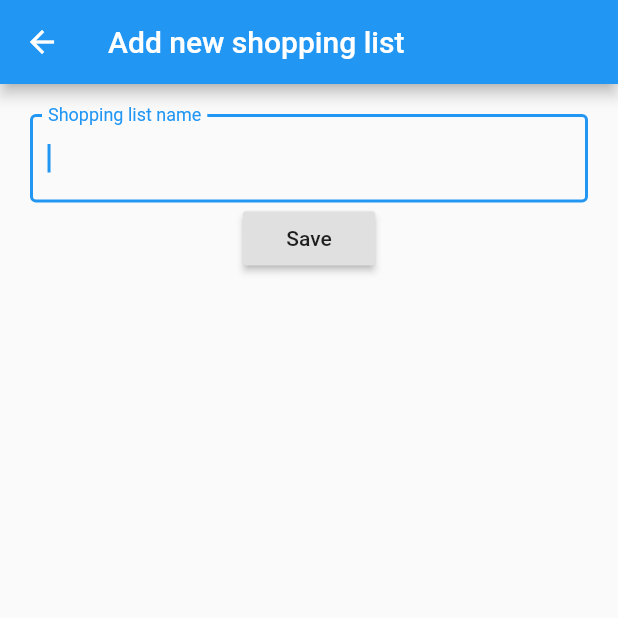
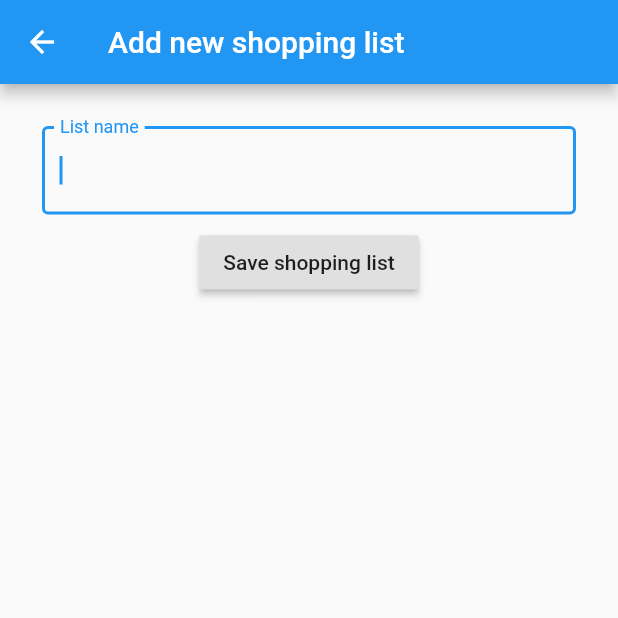
Before and after one commit to manderly/grocery_go, a Flutter app: the NewShoppingList screen opened by its route, on a phone screen of 412 x 824 dp, the top half of it. Run offline on Flutter 3.47's test engine with Material 2 defaults, Android fonts, the phone set to English and light mode, and no system bars; our stand-ins replace cloud_firestore, timeago; accounts and stored records are empty.

Commit message:
Now using separate form component

```diff
--- a/lib/components/item_list.dart
+++ b/lib/components/item_list.dart
@@ -20,7 +20,7 @@ class ItemList extends StatelessWidget {
 
     int getCount(item) {
       if (listType == 'shopping list') {
-        return item.itemIDs.length;
+        return item.itemIDs?.length;
       } else {
         return list.length;
       }
--- a/lib/db/database_manager.dart
+++ b/lib/db/database_manager.dart
@@ -42,5 +42,4 @@ class DatabaseManager {
     });
     return docRef;
   }
-
 }
--- /dev/null
+++ b/lib/forms/shopping_list_form.dart
@@ -0,0 +1,81 @@
+import 'package:flutter/material.dart';
+import 'package:grocery_go/db/database_manager.dart';
+import 'package:grocery_go/db/shopping_list_dto.dart';
+
+class ShoppingListForm extends StatefulWidget {
+  final args;
+
+  ShoppingListForm({this.args});
+
+  @override
+  _ShoppingListFormState createState() => _ShoppingListFormState(args);
+}
+
+class _ShoppingListFormState extends State<ShoppingListForm> {
+
+  final args;
+  _ShoppingListFormState(this.args);
+
+  final formKey = GlobalKey<FormState>();
+  final DatabaseManager db = DatabaseManager();
+
+  final shoppingListFields = ShoppingListDTO();
+
+  String validateStringInput(String value) {
+    if (value.isEmpty) {
+      return 'Please enter a name';
+    } else return null;
+  }
+
+  void updateShoppingList(BuildContext context) async {
+    final formState = formKey.currentState;
+
+    if (formState.validate()) {
+      formKey.currentState.save();
+      shoppingListFields.date = DateTime.now().toString();
+
+      if (args != null) {
+        // preserve existing data from args
+        shoppingListFields.itemIDs = args.list.itemIDs;
+        shoppingListFields.id = args.list.id;
+        await db.updateShoppingList(args.list.id, shoppingListFields);
+      } else {
+        shoppingListFields.itemIDs = new List<String>();
+        await db.addShoppingList(shoppingListFields);
+      }
+
+      Navigator.of(context).pop();
+    }
+  }
+
+  @override
+  Widget build(BuildContext context) {
+
+    return Form(
+      key: formKey,
+      child: Column(
+        children: [
+          Padding(
+            padding: EdgeInsets.all(8.0),
+            child: TextFormField(
+                autofocus: true,
+                initialValue: (args?.list?.name),
+                decoration: InputDecoration(
+                    labelText: 'List name',
+                    border: OutlineInputBorder()
+                ),
+                validator: (value) => validateStringInput(value),
+                onSaved: (value) {
+                  shoppingListFields.name = value;
+                }
+            ),
+          ),
+          RaisedButton(
+            onPressed: () => updateShoppingList(context),
+            child: Text('Save shopping list'),
+          ),
+        ],
+      ),
+    );
+  }
+}
--- a/lib/forms/store_form.dart
+++ b/lib/forms/store_form.dart
@@ -35,6 +35,7 @@ class _StoreFormState extends State<StoreForm> {
       storeFields.date = DateTime.now().toString();
 
       if (args != null) {
+        storeFields.id = args.store.id;
         await db.updateStore(args.store.id, storeFields);
       } else {
         await db.addStore(storeFields);
--- a/lib/views/new_shopping_list.dart
+++ b/lib/views/new_shopping_list.dart
@@ -1,6 +1,7 @@
 import 'package:flutter/material.dart';
 import 'package:grocery_go/db/database_manager.dart';
 import 'package:grocery_go/db/shopping_list_dto.dart';
+import 'package:grocery_go/forms/shopping_list_form.dart';
 
 class NewShoppingList extends StatefulWidget {
 
@@ -22,69 +23,9 @@ class _NewShoppingListState extends State<NewShoppingList> {
       body: Center(
         child: Padding(
           padding: EdgeInsets.all(20),
-          child: AddShoppingListForm(),
+          child: ShoppingListForm(),
         ),
       ),
     );
   }
 }
-
-class AddShoppingListForm extends StatefulWidget {
-  @override
-  _AddShoppingListFormState createState() => _AddShoppingListFormState();
-}
-
-class _AddShoppingListFormState extends State<AddShoppingListForm> {
-  final formKey = GlobalKey<FormState>();
-
-  final DatabaseManager db = DatabaseManager();
-
-  final newShoppingListFields = ShoppingListDTO();
-
-  String validateStringInput(String value) {
-    if (value.isEmpty) {
-      return 'Please enter a name';
-    } else return null;
-  }
-
-  void saveNewList(BuildContext context) async {
-    final formState = formKey.currentState;
-    if (formState.validate()) {
-      formKey.currentState.save();
-      newShoppingListFields.date = DateTime.now().toString();
-      newShoppingListFields.itemIDs = new List<String>();
-      await db.addShoppingList(newShoppingListFields);
-      Scaffold.of(context).showSnackBar(
-          SnackBar(content: Text('New list created: ' + newShoppingListFields.name))
-      );
-      // go back to main view
-      Navigator.of(context).pop();
-    }
-  }
-
-  @override
-  Widget build(BuildContext context) {
-    return Form(
-      key: formKey,
-      child: Column(
-        children: [
-          TextFormField(
-              autofocus: true,
-              decoration: InputDecoration(
-                  labelText: 'Shopping list name',
-                  border: OutlineInputBorder()
-              ),
-              validator: (value) => validateStringInput(value),
-              onSaved: (value) {
-                newShoppingListFields.name = value;
-              }
-          ),
-          RaisedButton(
-            onPressed: () => saveNewList(context),
-            child: Text('Save'),
-          ),
-        ],
-      ),
-    );
-  }
-}
--- a/lib/views/new_store.dart
+++ b/lib/views/new_store.dart
@@ -1,6 +1,4 @@
 import 'package:flutter/material.dart';
-import 'package:grocery_go/db/database_manager.dart';
-import 'package:grocery_go/db/store_dto.dart';
 import 'package:grocery_go/forms/store_form.dart';
 
 class NewStore extends StatefulWidget {
```
Also changed, not shown: lib/views/existing_list.dart (+5 -67 lines).
